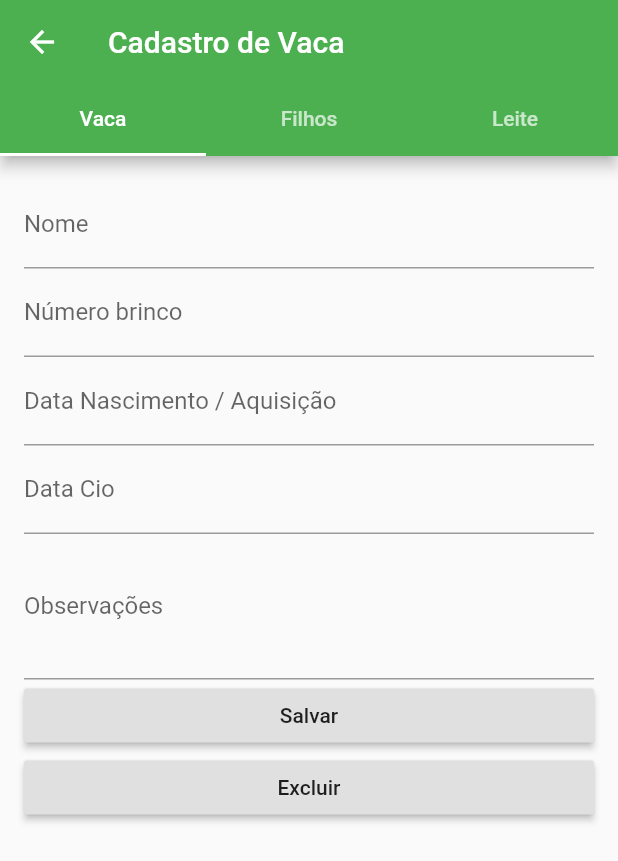
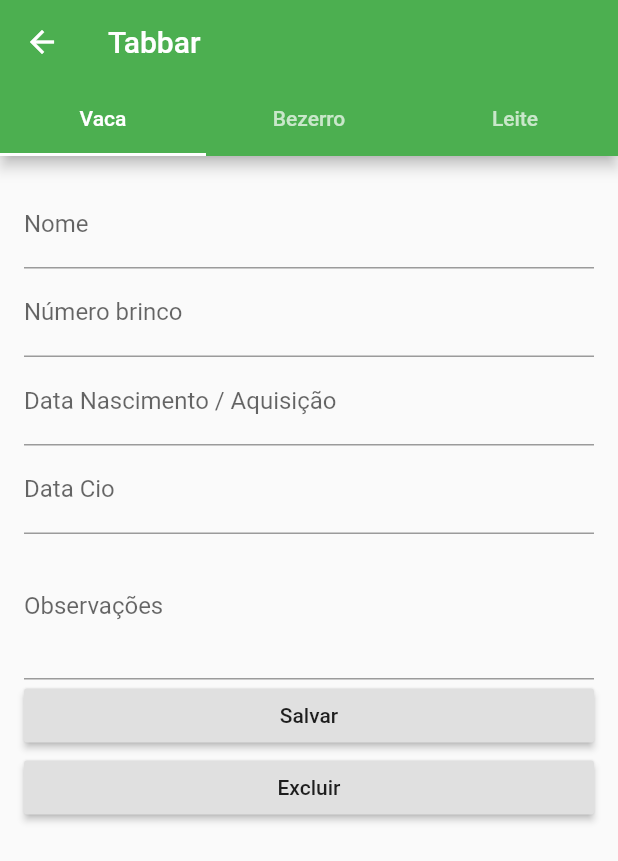
Before and after one commit to renantescaro/Flutter, a Flutter app: the CadVaca screen opened directly, after a tap on "Salvar", on a phone screen of 412 x 824 dp. Shown: the top 861 px of the screen. Run offline on Flutter 3.47's test engine with Material 2 defaults, Android fonts, the phone set to English and light mode, and no system bars; our stand-ins replace datetime_picker_formfield, sqflite; accounts and stored records are empty.

Commit message:
listando e inserindo

```diff
--- a/visual/lib/View/CadVaca.dart
+++ b/visual/lib/View/CadVaca.dart
@@ -1,95 +1,65 @@
-import 'dart:async';
 import 'package:flutter/material.dart';
+import 'package:visual/Model/Vaca.dart';
 import 'package:visual/Model/VacaDao.dart';
-import 'package:visual/Model/Vaca.dart';
 
-class CadVaca extends StatelessWidget{
+/*
+void main() => runApp(MyApp());
 
-  void salvar(){
+class MyApp extends StatelessWidget {
+  @override
+  Widget build(BuildContext context) {
+    return MaterialApp(
+      title: 'Flutter Demo',
+      theme: ThemeData(
+        primarySwatch: Colors.red,
+      ),
+      home: CadVaca(""),
+    );
+  }
+}
+*/
 
+String vacaSelec;
+
+class CadVaca extends StatelessWidget {
+
+  CadVaca(String selecionada){
+    vacaSelec = selecionada;
   }
 
-  void excluir(){
-
-  }
-
-  String vacaSelecionada;
-
-
-  CadVaca(String vacaSelecionada){
-    this.vacaSelecionada = vacaSelecionada;
-
-    main();
-  }
-
-
-  main() async{
-    if(vacaSelecionada != ""){
-
-      VacaDao vacaDao = new VacaDao();
-      VacaTab vt = new VacaTab();
-
-      int corte = vacaSelecionada.indexOf('-');
-      vacaSelecionada = vacaSelecionada.substring(0, corte);
-
-      Vaca temp = await vacaDao.select(vacaSelecionada);
-
-      vt.abrirCadastro(temp);
-
-    }
-  }
+  final views = <Widget>[
+    TabVaca(),
+    TabBezerro(),
+    TabLeite()
+  ];
+  final tabs = <Widget>[
+    Tab(text: 'Vaca'),
+    Tab(text: 'Bezerro'),
+    Tab(text: 'Leite')
+  ];
 
   @override
-  Widget build(BuildContext context){
-    return new DefaultTabController(
-      length: 3,
+  Widget build(BuildContext context) {
+    return DefaultTabController(
+      initialIndex: 0,
+      length: tabs.length,
       child: Scaffold(
         appBar: AppBar(
-          title: Text('Cadastro de Vaca'),
+          title: Text('Tabbar'),
           bottom: TabBar(
-            tabs: <Widget>[
-              Tab(
-                text: "Vaca",
-              ),
-              Tab(
-                text: "Filhos",
-              ),
-              Tab(
-                text: "Leite",
-              ),
-            ]
+            tabs: tabs,
           ),
         ),
-        body: new TabBarView(
-          children: <Widget>[
-            vacaTab(),
-            leiteTab(),
-            filhoTab(),
-          ]
+        body: TabBarView(
+          children: views,
         ),
       ),
     );
   }
 }
 
-class vacaTab extends StatefulWidget {
+class TabVaca extends StatelessWidget {
   @override
-  VacaTab createState() => new VacaTab();
-}
-
-class filhoTab extends StatefulWidget {
-  @override
-  FilhoTab createState() => new FilhoTab();
-}
-
-class leiteTab extends StatefulWidget {
-  @override
-  LeiteTab createState() => new LeiteTab();
-}
-
-class VacaTab extends State<vacaTab> {
-
-  Vaca v = new Vaca();
 
   var tfNome = TextEditingController();
   var tfNumeroBrinco = TextEditingController();
@@ -97,14 +67,8 @@ class VacaTab extends State<vacaTab> {
   var tfDtCio = TextEditingController();
   var tfObservacoes = TextEditingController();
 
-  abrirCadastro(Vaca vaca){
-
-      this.v = vaca;
-
-      tfNome.text = v.Nome;
-      tfNumeroBrinco.text = v.NumeroBrinco.toString();
-      tfDtNascimentoAquisicao.text = v.DtNascimentoAquisicao.toString();
-      tfDtCio.text = v.DtCio.toString();
+  TabVaca(){
+    setarVaca(vacaSelec);
   }
 
   void salvar(){
@@ -127,12 +91,24 @@ class VacaTab extends State<vacaTab> {
   void excluir(){
   }
 
-  @override
+  void setarVaca(vacaSelec) async{
+    if(vacaSelec != "" || vacaSelec != null){
+
+      VacaDao vacaDao = new VacaDao();
+
+      int corte = vacaSelec.indexOf('-');
+      vacaSelec = vacaSelec.substring(0, corte);
+
+      Vaca v = await vacaDao.select(vacaSelec);
+
+      tfNome.text = v.Nome;
+      tfNumeroBrinco.text = v.NumeroBrinco.toString();
+      tfDtNascimentoAquisicao.text = v.DtNascimentoAquisicao.toString();
+      tfDtCio.text = v.DtCio.toString();
+    }
+  }
+
   Widget build(BuildContext context) {
-
-    setState((){
-
-    });
 
     return ListView(
       padding: const EdgeInsets.only(left: 16, right:16, top:16),
@@ -189,37 +165,20 @@ class VacaTab extends State<vacaTab> {
   }
 }
 
-class FilhoTab extends State<filhoTab> {
-
-  void salvar(){
-  }
-
-  void excluir(){
-  }
-
+class TabBezerro extends StatelessWidget {
   @override
   Widget build(BuildContext context) {
-    return Column(
-      children: <Widget>[
+    return Container(
 
-      ],
     );
   }
 }
 
-class LeiteTab extends State<leiteTab> {
-
-  void salvar(){
-  }
-
-  void excluir(){
-  }
-
+class TabLeite extends StatelessWidget {
   @override
   Widget build(BuildContext context) {
-    return Column(
-      children: <Widget>[
-      ],
+    return Container(
+
     );
   }
 }
--- /dev/null
+++ b/visual/lib/View/teste.dart
@@ -0,0 +1,75 @@
+import 'package:flutter/material.dart';
+
+void main() => runApp(MyApp());
+
+class MyApp extends StatelessWidget {
+  @override
+  Widget build(BuildContext context) {
+    return MaterialApp(
+      title: 'Flutter Demo',
+      theme: ThemeData(
+        primarySwatch: Colors.red,
+      ),
+      home: CadVaca(),
+    );
+  }
+}
+
+class CadVaca extends StatelessWidget {
+  final views = <Widget>[
+    TabVaca(),
+    TabBezerro(),
+    TabLeite()
+  ];
+  final tabs = <Widget>[
+    Tab(text: 'Vaca'),
+    Tab(text: 'Bezerro'),
+    Tab(text: 'Leite')
+  ];
+
+  @override
+  Widget build(BuildContext context) {
+    return DefaultTabController(
+      initialIndex: 0,
+      length: tabs.length,
+      child: Scaffold(
+        appBar: AppBar(
+          title: Text('Tabbar'),
+          bottom: TabBar(
+            tabs: tabs,
+          ),
+        ),
+        body: TabBarView(
+          children: views,
+        ),
+      ),
+    );
+  }
+}
+
+class TabVaca extends StatelessWidget {
+  @override
+  Widget build(BuildContext context) {
+    return Container(
+
+    );
+  }
+}
+
+class TabBezerro extends StatelessWidget {
+  @override
+  Widget build(BuildContext context) {
+    return Container(
+
+    );
+  }
+}
+
+class TabLeite extends StatelessWidget {
+  @override
+  Widget build(BuildContext context) {
+    return Container(
+
+    );
+  }
+}
```
Also changed, not shown: cad_pessoa/lib/CadPessoa.dart (added, +131 -0 lines), cad_pessoa/lib/Conexao.dart (added, +21 -0 lines), cad_pessoa/lib/Funcoes.dart (added, +29 -0 lines), cad_pessoa/lib/Pessoa.dart (added, +44 -0 lines), cad_pessoa/lib/PessoaDao.dart (added, +75 -0 lines), cad_pessoa/lib/main.dart (added, +92 -0 lines), cad_pessoa/pubspec.yaml (added, +24 -0 lines), cad_pessoa/pubspec.lock (added), 53 other files.
